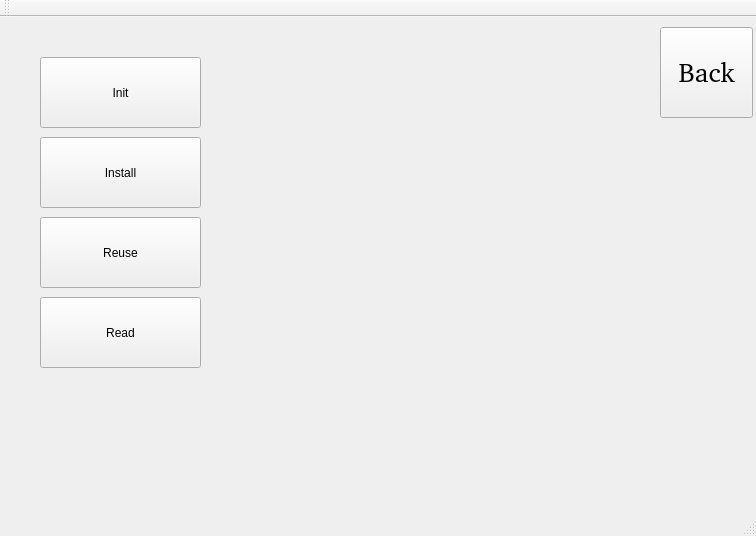
k29/rfid, file ui/rifd/rfid.ui: the form before one commit.
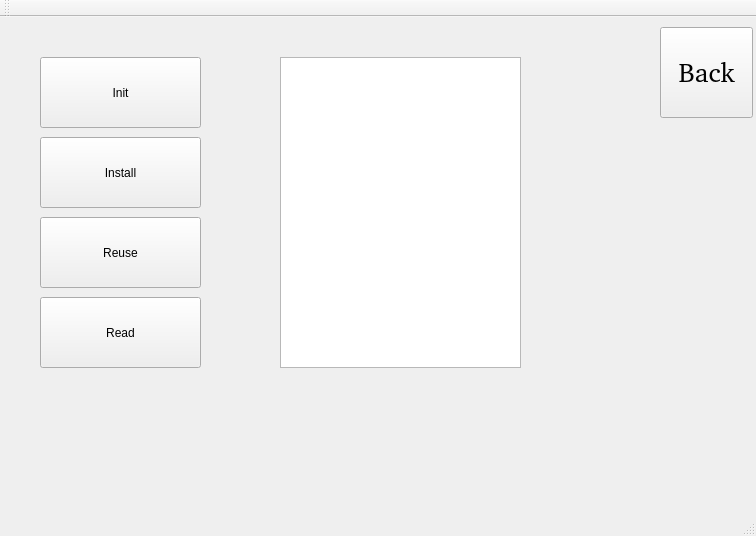
The form after the commit.

The edit to the form file:
```diff
--- a/ui/rifd/rfid.ui
+++ b/ui/rifd/rfid.ui
@@ -234,6 +234,16 @@
        <string>Read</string>
       </property>
      </widget>
+     <widget class="QTextEdit" name="textEdit">
+      <property name="geometry">
+       <rect>
+        <x>270</x>
+        <y>30</y>
+        <width>241</width>
+        <height>311</height>
+       </rect>
+      </property>
+     </widget>
     </widget>
     <widget class="QWidget" name="Read">
      <widget class="QLineEdit" name="lineEdit">
```
